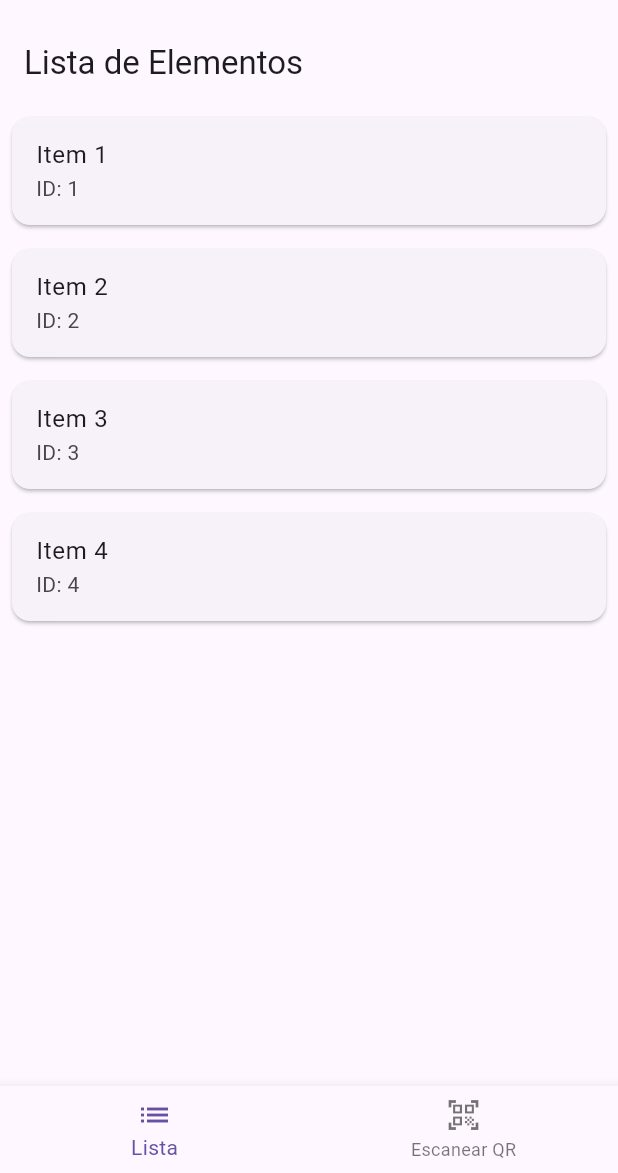
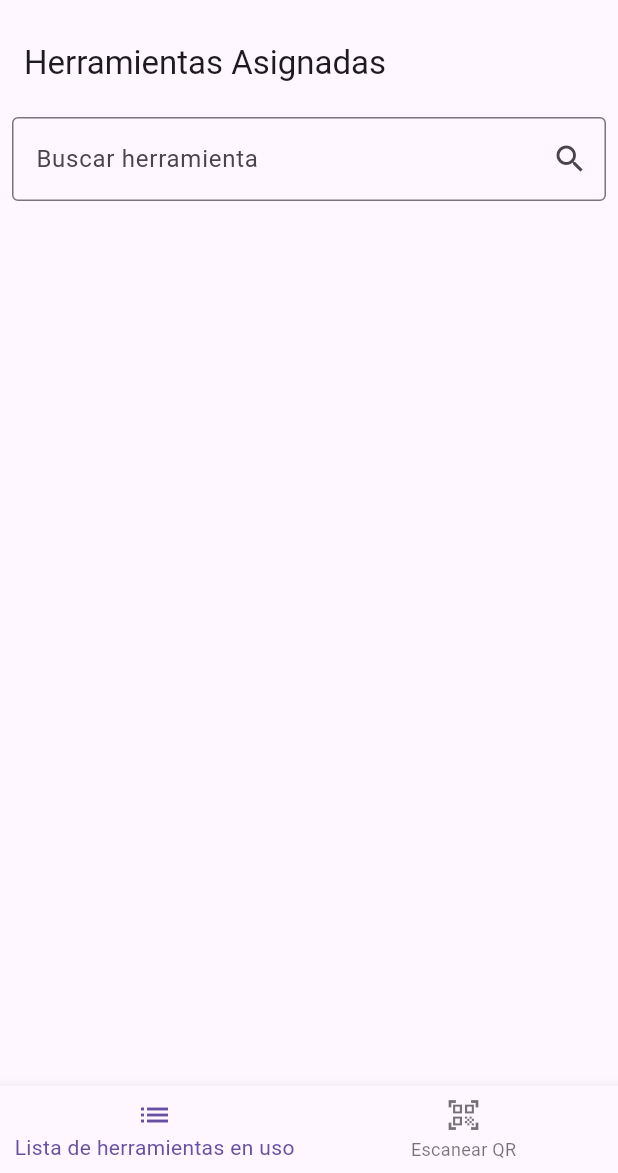
Before and after one commit to AitorSoto/inventool, a Flutter app: the screen it shows after launch, on a phone screen of 412 x 824 dp, the part 63-1236 px from its top. Run offline on Flutter 3.47's test engine with Material 3 defaults, Android fonts, the phone set to English and light mode, and no system bars; our stand-ins replace sqflite; missing offline and left inert: flutter_barcode_scanner; accounts and stored records are empty.

Commit message:
Added sqlite functions and new screens to add tools and volunteers

```diff
--- a/lib/list_screen.dart
+++ /dev/null
@@ -1,31 +0,0 @@
-import 'package:flutter/material.dart';
-
-class ListScreen extends StatelessWidget {
-  final List<Map<String, String>> items = [
-    {"id": "1", "name": "Item 1"},
-    {"id": "2", "name": "Item 2"},
-    {"id": "3", "name": "Item 3"},
-    {"id": "4", "name": "Item 4"},
-  ];
-
-  @override
-  Widget build(BuildContext context) {
-    return Scaffold(
-      appBar: AppBar(
-        title: const Text("Lista de Elementos"),
-      ),
-      body: ListView.builder(
-        itemCount: items.length,
-        itemBuilder: (context, index) {
-          return Card(
-            margin: const EdgeInsets.all(8.0),
-            child: ListTile(
-              title: Text(items[index]["name"]!),
-              subtitle: Text("ID: ${items[index]["id"]}"),
-            ),
-          );
-        },
-      ),
-    );
-  }
-}
--- a/lib/main.dart
+++ b/lib/main.dart
@@ -1,6 +1,8 @@
 import 'package:flutter/material.dart';
-import 'package:inventool/list_screen.dart';
-import 'package:inventool/scan_screen.dart';
+import 'package:inventool/screens/add_tool_screen.dart';
+import 'package:inventool/screens/add_volunteer_screen.dart';
+import 'package:inventool/screens/list_screen.dart';
+import 'package:inventool/screens/scan_screen.dart';
 
 void main() {
   runApp(const QRListApp());
@@ -47,7 +49,7 @@ class _HomeScreenState extends State<HomeScreen> {
   int _selectedIndex = 0;
 
   final List<Widget> _screens = [
-    ListScreen(),
+    const ListScreen(),
     const ScanScreen(),
   ];
 
@@ -89,6 +91,28 @@ class _HomeScreenState extends State<HomeScreen> {
                 Navigator.pop(context);
               },
             ),
+            ListTile(
+              leading: const Icon(Icons.contact_page),
+              title: const Text('Añadir voluntarios'),
+              onTap: () {
+                Navigator.push(
+                  context,
+                  MaterialPageRoute(
+                      builder: (context) => const AddVolunteerScreen()),
+                );
+              },
+            ),
+            ListTile(
+              leading: const Icon(Icons.build),
+              title: const Text('Añadir herramientas'),
+              onTap: () {
+                Navigator.push(
+                  context,
+                  MaterialPageRoute(
+                      builder: (context) => const AddToolScreen()),
+                );
+              },
+            )
           ],
         ),
       ),
@@ -97,7 +121,7 @@ class _HomeScreenState extends State<HomeScreen> {
         items: const <BottomNavigationBarItem>[
           BottomNavigationBarItem(
             icon: Icon(Icons.list),
-            label: 'Lista',
+            label: 'Lista de herramientas en uso',
           ),
           BottomNavigationBarItem(
             icon: Icon(Icons.qr_code_scanner),
--- /dev/null
+++ b/lib/screens/list_screen.dart
@@ -0,0 +1,74 @@
+import 'package:flutter/material.dart';
+import '../utils/database_helper.dart';
+
+class ListScreen extends StatefulWidget {
+  const ListScreen({super.key});
+
+  @override
+  _ListScreenState createState() => _ListScreenState();
+}
+
+class _ListScreenState extends State<ListScreen> {
+  List<Map<String, dynamic>> _tools = [];
+  String _searchQuery = "";
+
+  @override
+  void initState() {
+    super.initState();
+    _loadTools();
+  }
+
+  void _loadTools() async {
+    final tools = await DatabaseHelper().getHerramientas();
+    setState(() {
+      _tools = tools.where((tool) => tool['idPersona'] != null).toList();
+    });
+  }
+
+  void _filterTools(String query) {
+    setState(() {
+      _searchQuery = query.toLowerCase();
+    });
+  }
+
+  @override
+  Widget build(BuildContext context) {
+    final filteredTools = _tools.where((tool) {
+      final toolName = tool['nombre'].toLowerCase();
+      return toolName.contains(_searchQuery);
+    }).toList();
+
+    return Scaffold(
+      appBar: AppBar(
+        title: Text("Herramientas Asignadas"),
+      ),
+      body: Column(
+        children: [
+          Padding(
+            padding: const EdgeInsets.all(8.0),
+            child: TextField(
+              onChanged: _filterTools,
+              decoration: InputDecoration(
+                labelText: 'Buscar herramienta',
+                border: OutlineInputBorder(),
+                suffixIcon: Icon(Icons.search),
+              ),
+            ),
+          ),
+          Expanded(
+            child: ListView.builder(
+              itemCount: filteredTools.length,
+              itemBuilder: (context, index) {
+                final tool = filteredTools[index];
+                return ListTile(
+                  title: Text(tool['nombre']),
+                  subtitle: Text("ID Persona: ${tool['idPersona']}"),
+                );
+              },
+            ),
+          ),
+        ],
+      ),
+    );
+  }
+}
--- a/pubspec.yaml
+++ b/pubspec.yaml
@@ -31,7 +31,7 @@ dependencies:
   flutter:
     sdk: flutter
   flutter_barcode_scanner: ^2.0.0
-  sqflite: ^2.2.0
+  sqflite: ^2.4.0
   path: ^1.8.3
 
   # The following adds the Cupertino Icons font to your application.
```
Also changed, not shown: lib/models/brother.dart (added, +22 -0 lines), lib/models/scanned_object.dart (added, +9 -0 lines), lib/models/tool.dart (added, +25 -0 lines), lib/screens/add_tool_screen.dart (added, +81 -0 lines), lib/screens/add_volunteer_screen.dart (added, +70 -0 lines), lib/screens/scan_screen.dart (renamed from lib/scan_screen.dart, +2 -11 lines), lib/utils/database_helper.dart (added, +78 -0 lines), 1 other file.
